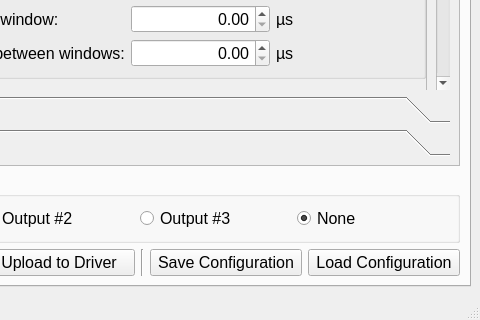
Before: the Qt Designer form Software/GUI_code/QtDesigner_GUI.ui in Llamero/Four_Channel_MHz_LED_Driver, drawn with Qt 5; both pictures show x 207 to 687 and y 631 to 951 of the 687 by 951 pixel window.
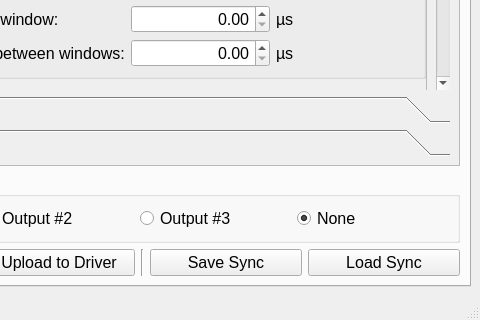
After: the same form once the commit is applied. The open tabs and pages were chosen to show the change. Custom widgets are drawn as their Qt base class.

Commit message: Sync load/save also load/save seq tables and check for unsaved table edits

Patch:
```diff
--- a/Software/GUI_code/QtDesigner_GUI.ui
+++ b/Software/GUI_code/QtDesigner_GUI.ui
@@ -391,7 +391,7 @@
            <string>Load a sync configuration text file (*.lsc)</string>
           </property>
           <property name="text">
-           <string>Load Configuration</string>
+           <string>Load Sync</string>
           </property>
          </widget>
         </item>
@@ -3099,7 +3099,7 @@
            <string>Save sync configuration as a text file (*.lsc)</string>
           </property>
           <property name="text">
-           <string>Save Configuration</string>
+           <string>Save Sync</string>
           </property>
          </widget>
         </item>
```
Left out of the diff: 14 changed lines with no effect on the pictures. The commit also changes 16 other files.
